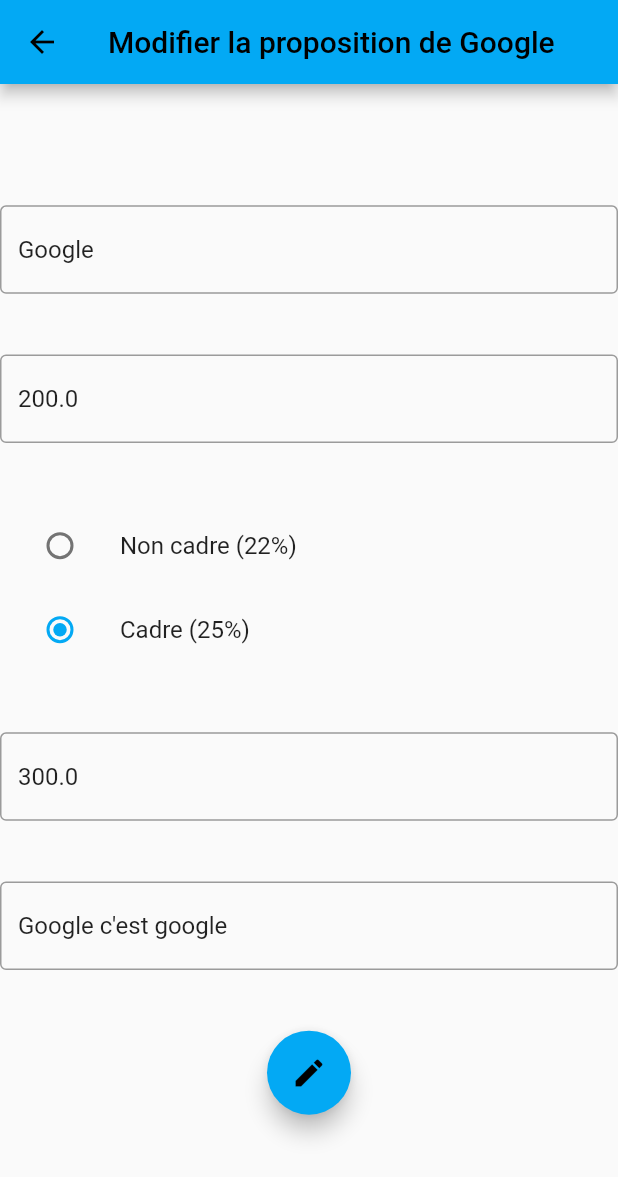
After one commit to ClementLegros/JobTrack, a Flutter app: the ModifierPropositionPage screen opened directly with sample values from the repository, on a phone screen of 412 x 824 dp. The commit adds this screen. Shown: the top 1177 px of the screen. Run offline on Flutter 3.47's test engine with Material 2 defaults, Android fonts, the phone set to English and light mode, and no system bars; our stand-ins replace hive, hive_flutter; accounts and stored records are empty.

Commit message:
Modification page is now working

```diff
--- a/lib/Models/propositionDatabase.dart
+++ b/lib/Models/propositionDatabase.dart
@@ -20,11 +20,11 @@
 
   //Jeux d'essaie, les valeurs sont des valeurs fictive
   static final List<Proposition> propositions = [
-    Proposition("Google", 200, "cadre", 300, "Google c'est google"),
+    Proposition("Google", 200, "Cadre", 300, "Google c'est google"),
     Proposition(
-        "Facebook", 200, "cadre", 300, "React native c'est pas mal"),
-    Proposition("Amazon", 900, "cadre", 300, "Bon pour apprendre l'AWS"),
-    Proposition("Netflix", 700, "cadre", 300, "Abonnement moins chere"),
-    Proposition("Microsoft", 100, "cadre", 300, "windows oof"),
+        "Facebook", 200, "Cadre", 300, "React native c'est pas mal"),
+    Proposition("Amazon", 900, "Non cadre", 300, "Bon pour apprendre l'AWS"),
+    Proposition("Netflix", 700, "Non cadre", 300, "Abonnement moins chere"),
+    Proposition("Microsoft", 100, "Cadre", 300, "windows oof"),
   ];
 }
--- a/lib/Pages/HomePage.dart
+++ b/lib/Pages/HomePage.dart
@@ -96,7 +96,7 @@
                                         onPressed: () {
                                           Navigator.of(context).pop();
                                           Navigator.pushNamed(
-                                              context, '/Proposition',
+                                              context, '/ModifierProposition',
                                               arguments: proposition);
                                         },
                                         child: Text(
--- /dev/null
+++ b/lib/Pages/ModifierPropositionPage.dart
@@ -0,0 +1,190 @@
+import 'package:flutter/material.dart';
+import 'package:tp1exercice3/Models/proposition.dart';
+import 'package:tp1exercice3/Models/propositionDatabase.dart';
+
+
+class ModifierPropositionPage extends StatefulWidget {
+  const ModifierPropositionPage({Key? key, required this.proposition})
+      : super(key: key);
+  final Proposition proposition;
+
+  @override
+  State<ModifierPropositionPage> createState() => _ModifierPropositionState();
+}
+
+class _ModifierPropositionState extends State<ModifierPropositionPage> {
+  final myEntrepriseController = TextEditingController();
+  final mySalaireBrutAnuelController = TextEditingController();
+  final mySalaireNetMensuelController = TextEditingController();
+  final mySentimentController = TextEditingController();
+
+  //On initialise les text
+  @override
+  void initState() {
+    myEntrepriseController.text = widget.proposition.entreprise;
+    mySalaireBrutAnuelController.text =
+        widget.proposition.salaireBrutAnuel.toString();
+    mySalaireNetMensuelController.text =
+        widget.proposition.salaireNetMensuel.toString();
+    mySentimentController.text = widget.proposition.mesSentiments;
+    if (widget.proposition.statutPropose == "Non cadre") {
+      val = 1;
+    }
+    else {
+      val = 2;
+    }
+  }
+
+  String statut = "";
+
+  bool _value = false;
+  int val = -1;
+
+  //Fonction déclancher lorsqu'on écrit dans salaire BrutAnnuel ou en appuyant sur les radios buttons
+  void calculSalaire(salaireBrutAnnuel) {
+    //On vérifie si la valeur récupérer est bien un double
+    var salaireBrutAnnu = double.tryParse(salaireBrutAnnuel);
+    if (salaireBrutAnnu == null) {
+      //Si le champs est mal renseigner on remet à 0 le champs net
+      mySalaireNetMensuelController.text = "";
+
+      return;
+    }
+    //Test pour savoir quel checkbox est coché
+    if (val == 1) {
+      //Non cadre 22%
+      statut = "Non cadre";
+      salaireBrutAnnu = salaireBrutAnnu - (22 / 100 * salaireBrutAnnu);
+      mySalaireNetMensuelController.text = salaireBrutAnnu.toString();
+    } else if (val == 2) {
+      //Cadre 25%
+      statut = "Cadre";
+      salaireBrutAnnu = salaireBrutAnnu - (25 / 100 * salaireBrutAnnu);
+      mySalaireNetMensuelController.text = salaireBrutAnnu.toString();
+    }
+  }
+
+  //Function déclancher par le button d'ajout
+  void ajouterProposition() {
+    //Récupération des informations contenue dans les champs de texte
+    String entreprise = myEntrepriseController.text;
+    String salaireBrutAnuel = mySalaireBrutAnuelController.text;
+    String salaireNetMensuel = mySalaireNetMensuelController.text;
+    String sentiment = mySentimentController.text;
+
+    //On crée une proposition et on l'ajoute à notre Box
+    Proposition newProposition = new Proposition(
+        entreprise,
+        double.parse(salaireBrutAnuel),
+        statut,
+        double.parse(salaireNetMensuel),
+        sentiment);
+    PropositionBox.box.delete(widget.proposition.key());
+    PropositionBox.box.put(newProposition.key(), newProposition);
+
+    // On retourne a la page d'accueil
+    Navigator.pushNamed(context, '/');
+  }
+
+  @override
+  void dispose() {
+    // Nettoyage des controllers
+    myEntrepriseController.dispose();
+    mySalaireBrutAnuelController.dispose();
+    mySalaireNetMensuelController.dispose();
+    mySentimentController.dispose();
+    super.dispose();
+  }
+
+  @override
+  Widget build(BuildContext context) {
+    return Scaffold(
+      appBar: AppBar(
+        title: Text(
+            "Modifier la proposition de " + widget.proposition.entreprise),
+      ),
+      body: Center(
+        child: Column(
+          mainAxisAlignment: MainAxisAlignment.center,
+          children: <Widget>[
+            Spacer(flex: 2),
+            TextField(
+              controller: myEntrepriseController,
+              decoration: InputDecoration(
+                  border: OutlineInputBorder(),
+                  hintText: 'Entrez le nom d\' une entreprise',
+                  hintStyle: TextStyle(color: Colors.grey[400])),
+            ),
+            Spacer(flex: 1),
+            TextField(
+              controller: mySalaireBrutAnuelController,
+              decoration: InputDecoration(
+                  border: OutlineInputBorder(),
+                  hintText: 'Salaire brut annuel',
+                  hintStyle: TextStyle(color: Colors.grey[400])),
+              onChanged: (text) {
+                calculSalaire(text.toString());
+              },
+            ),
+            Spacer(flex: 1),
+            ListTile(
+              title: Text("Non cadre (22%)"),
+              leading: Radio(
+                value: 1,
+                groupValue: val,
+                onChanged: (value) {
+                  setState(() {
+                    val = int.parse(value.toString());
+                  });
+                  //On effectue le calcul de salaire après pour que la fonctionne puisse détecter le changement de val, sinon lors du premier click sur un RB aucun affichage ne serait fait
+                  calculSalaire(mySalaireBrutAnuelController.text);
+                },
+                activeColor: Colors.lightBlue,
+              ),
+            ),
+            ListTile(
+              title: Text("Cadre (25%)"),
+              leading: Radio(
+                value: 2,
+                groupValue: val,
+                onChanged: (value) {
+                  setState(() {
+                    val = int.parse(value.toString());
+                  });
+                  //On effectue le calcul de salaire après pour que la fonctionne puisse détecter le changement de val, sinon lors du premier click sur un RB aucun affichage ne serait fait
+                  calculSalaire(mySalaireBrutAnuelController.text);
+                },
+                activeColor: Colors.lightBlue,
+              ),
+            ),
+            Spacer(flex: 1),
+            TextField(
+              controller: mySalaireNetMensuelController,
+              decoration: InputDecoration(
+                  border: OutlineInputBorder(),
+                  hintText: 'Salaire net mensuel',
+                  hintStyle: TextStyle(color: Colors.grey[400])),
+            ),
+            Spacer(flex: 1),
+            TextField(
+              controller: mySentimentController,
+              decoration: InputDecoration(
+                  border: OutlineInputBorder(),
+                  hintText: 'Mon sentiment',
+                  hintStyle: TextStyle(color: Colors.grey[400])),
+            ),
+            Spacer(flex: 1),
+            FloatingActionButton(
+              onPressed: ajouterProposition,
+              backgroundColor: Colors.lightBlue,
+              tooltip: 'Modifier la proposition',
+              child: const Icon(Icons.edit),
+              //backgroundColor: Colors.white,
+            ),
+            Spacer(flex: 2),
+          ],
+        ),
+      ),
+    );
+  }
+}
```
Also changed, not shown: lib/main.dart (+29 -14 lines).
